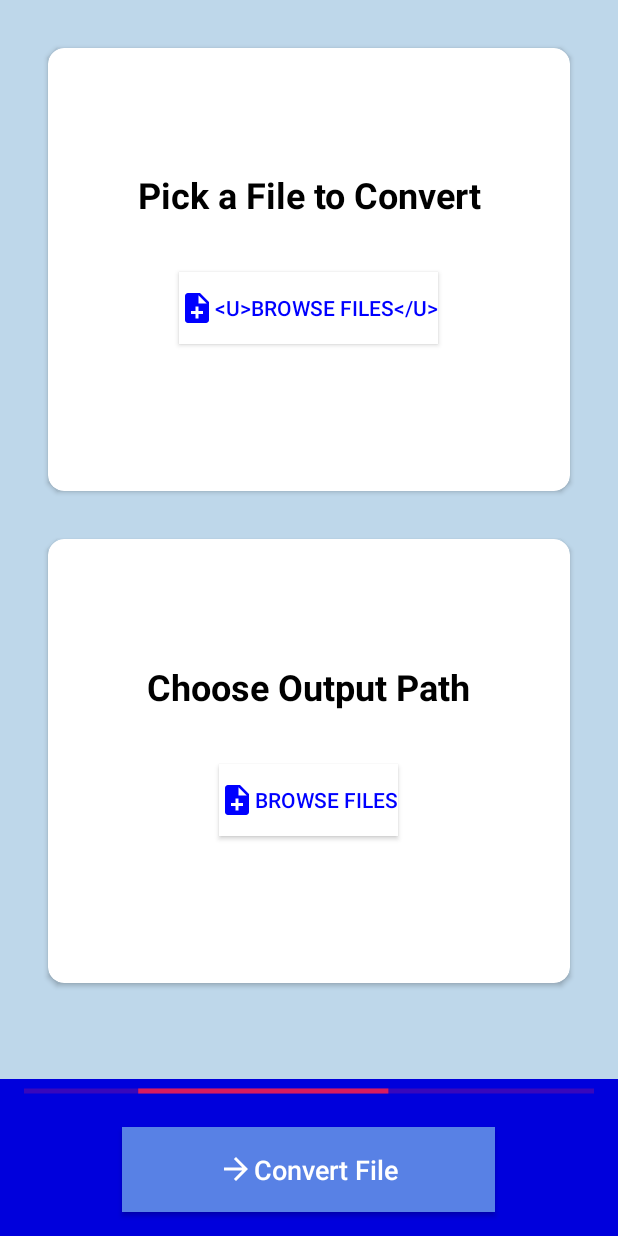
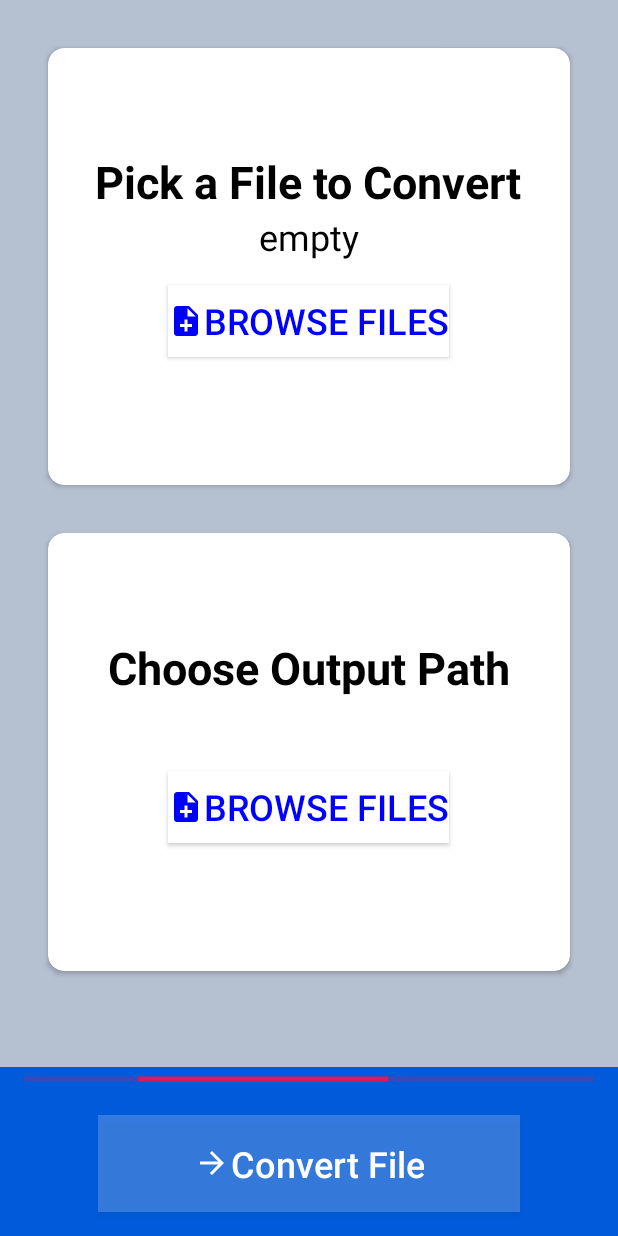
Before and after one commit to Bible-Translation-Tools/AudioCompressorAndroid, an Android app: the layout main_fragment.xml on its own in the app's theme, with its tools: preview values and no code run, on a phone screen of 412 x 824 dp. Run offline under Robolectric (Android 15) with nearby library versions, the phone set to English and light mode, and no system bars.

Commit message:
Move functionality to viewmodel, UI tweaks

```diff
--- a/app/src/main/res/layout/main_fragment.xml
+++ b/app/src/main/res/layout/main_fragment.xml
@@ -13,7 +13,7 @@
         android:layout_width="match_parent"
         android:layout_height="0dp"
         android:layout_weight="1"
-        android:background="#BED7EA"
+        android:background="#B5C0D1"
         android:gravity="center"
         android:orientation="vertical">
 
@@ -47,7 +47,7 @@
                     android:gravity="center"
                     android:text="Pick a File to Convert"
                     android:textColor="#000000"
-                    android:textSize="24sp"
+                    android:textSize="30sp"
                     android:textStyle="bold" />
 
                 <TextView
@@ -55,7 +55,9 @@
                     android:layout_width="match_parent"
                     android:layout_height="wrap_content"
                     android:gravity="center"
-                    android:textColor="#000000" />
+                    android:text="empty"
+                    android:textColor="#000000"
+                    android:textSize="24sp" />
 
                 <Button
                     android:id="@+id/fileSelectBtn"
@@ -65,8 +67,9 @@
                     android:background="#FFFFFF"
                     android:drawableLeft="@drawable/ic_note_add_black_24dp"
                     android:shadowColor="#FFFFFF"
-                    android:text="&lt;u&gt;Browse Files&lt;/u&gt;"
-                    android:textColor="#0000FF" />
+                    android:text="Browse Files"
+                    android:textColor="#0000FF"
+                    android:textSize="24sp" />
             </LinearLayout>
 
         </androidx.cardview.widget.CardView>
@@ -100,7 +103,7 @@
                     android:layout_height="wrap_content"
                     android:text="Choose Output Path"
                     android:textColor="#000000"
-                    android:textSize="24sp"
+                    android:textSize="30sp"
                     android:textStyle="bold" />
 
                 <TextView
@@ -108,7 +111,8 @@
                     android:layout_width="match_parent"
                     android:layout_height="wrap_content"
                     android:gravity="center"
-                    android:textColor="#000000" />
+                    android:textColor="#000000"
+                    android:textSize="24sp" />
 
                 <Button
                     android:id="@+id/outputBtn"
@@ -120,6 +124,7 @@
                     android:shadowColor="#FFFFFF"
                     android:text="Browse Files"
                     android:textColor="#0000FF"
+                    android:textSize="24sp"
                     android:visibility="visible" />
             </LinearLayout>
 
@@ -130,7 +135,7 @@
     <LinearLayout
         android:layout_width="match_parent"
         android:layout_height="wrap_content"
-        android:background="#0000DC"
+        android:background="#015AD9"
         android:gravity="center"
         android:orientation="vertical">
 
@@ -148,7 +153,7 @@
             android:layout_width="wrap_content"
             android:layout_height="wrap_content"
             android:layout_margin="16dp"
-            android:background="#5881E5"
+            android:background="#33FFFFFF"
             android:drawableLeft="@drawable/ic_arrow_forward_white_24dp"
             android:gravity="center"
             android:padding="16dp"
@@ -158,6 +163,6 @@
             android:textAlignment="center"
             android:textAllCaps="false"
             android:textColor="#FFFFFF"
-            android:textSize="18sp" />
+            android:textSize="24sp" />
     </LinearLayout>
 </LinearLayout>
```
Also changed, not shown: app/src/main/java/org/bibletranslationtools/audiocompressor/ui/main/MainFragment.kt (+57 -40 lines), app/src/main/java/org/bibletranslationtools/audiocompressor/ui/main/MainViewModel.kt (+26 -3 lines).
